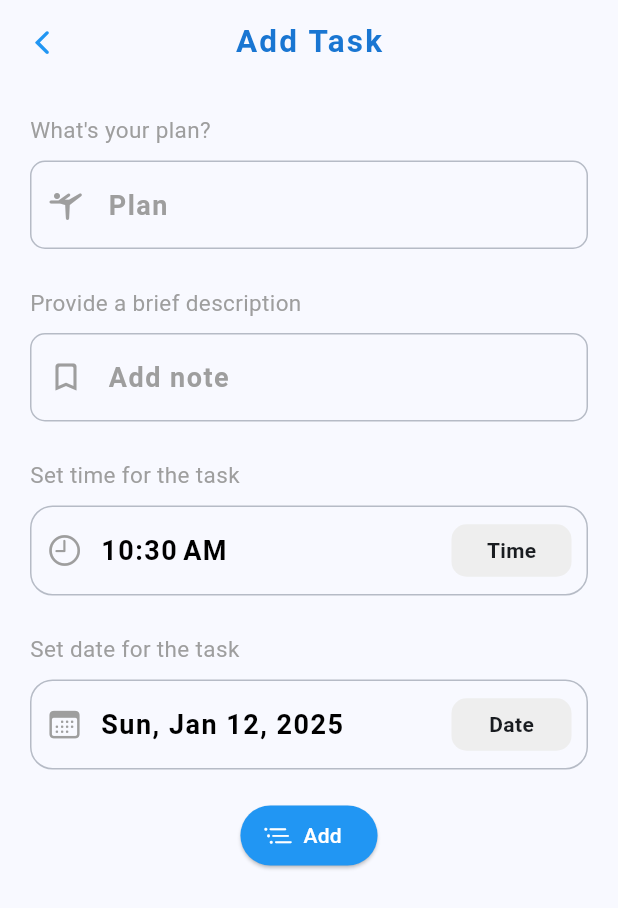
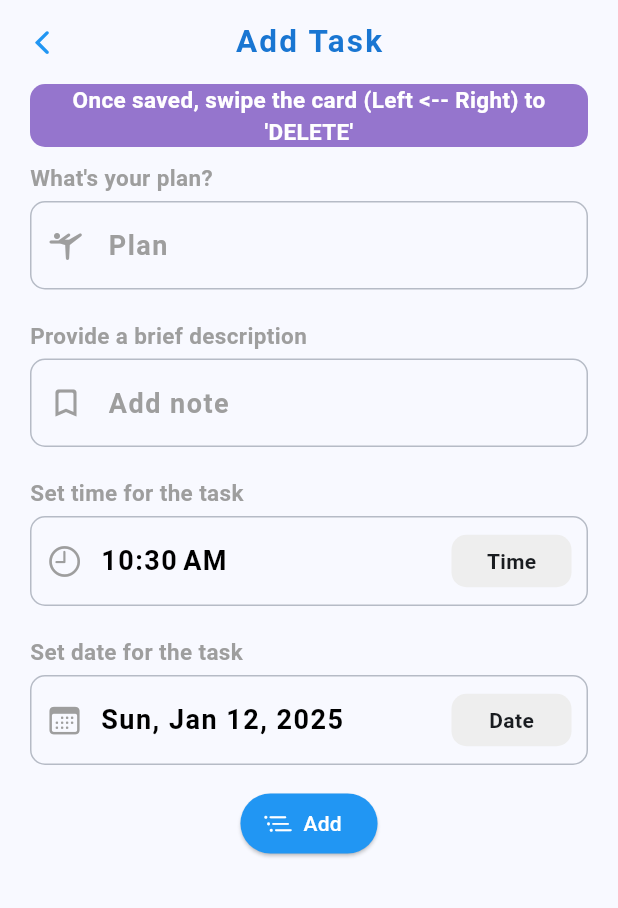
Before and after one commit to Aman-Sirmaur19/Attendance_Tracker_App, a Flutter app: the AddTaskScreen screen opened directly, after a tap on "Add", on a phone screen of 412 x 824 dp. Shown: the top 908 px of the screen. Run offline on Flutter 3.47's test engine with Material 3 defaults, Android fonts, the phone set to English and light mode, and no system bars; our stand-ins replace flutter_local_notifications, google_mobile_ads, hive, hive_flutter, image_picker, photo_view and 3 more; missing offline and left inert: in_app_update; accounts and stored records are empty; network calls fail.

Commit message:
Updated UI.

```diff
--- a/lib/screens/task/add_task_screen.dart
+++ b/lib/screens/task/add_task_screen.dart
@@ -19,27 +19,28 @@ class AddTaskScreen extends StatefulWidget {
 }
 
 class _AddTaskScreenState extends State<AddTaskScreen> {
-  final TextEditingController titleController = TextEditingController();
-  final TextEditingController descriptionController = TextEditingController();
-  String? time;
-  DateTime? date;
+  final TextEditingController _titleController = TextEditingController();
+  final TextEditingController _descriptionController = TextEditingController();
+  String? _time;
+  DateTime? _date;
 
   @override
   void initState() {
     super.initState();
     if (widget.task != null) {
-      titleController.text = widget.task!.title;
-      descriptionController.text = widget.task!.subTitle;
+      _titleController.text = widget.task!.title;
+      _descriptionController.text = widget.task!.subTitle;
     }
-    time = widget.task?.createdAtTime ?? DateFormat.jm().format(DateTime.now());
-    date = widget.task?.createdAtDate ?? DateTime.now();
+    _time =
+        widget.task?.createdAtTime ?? DateFormat.jm().format(DateTime.now());
+    _date = widget.task?.createdAtDate ?? DateTime.now();
   }
 
   @override
   void dispose() {
     super.dispose();
-    titleController.dispose();
-    descriptionController.dispose();
+    _titleController.dispose();
+    _descriptionController.dispose();
   }
 
   // if any task already exist return true, else false
@@ -54,27 +55,27 @@ class _AddTaskScreenState extends State<AddTaskScreen> {
   // Main function for creating or updating task
   dynamic _isTaskAlreadyExistUpdateElseCreate() {
     // update current task
-    if (titleController.text.trim().isNotEmpty &&
-        descriptionController.text.trim().isNotEmpty &&
+    if (_titleController.text.trim().isNotEmpty &&
+        _descriptionController.text.trim().isNotEmpty &&
         widget.task != null) {
       try {
-        widget.task?.title = titleController.text.trim();
-        widget.task?.subTitle = descriptionController.text.trim();
-        widget.task?.createdAtTime = time!;
-        widget.task?.createdAtDate = date!;
+        widget.task?.title = _titleController.text.trim();
+        widget.task?.subTitle = _descriptionController.text.trim();
+        widget.task?.createdAtTime = _time!;
+        widget.task?.createdAtDate = _date!;
         widget.task?.save();
         Dialogs.showSnackBar(context, 'Task updated successfully!');
         Navigator.pop(context);
       } catch (error) {
         log(error.toString());
       }
-    } else if (titleController.text.trim().isNotEmpty &&
-        descriptionController.text.trim().isNotEmpty) {
+    } else if (_titleController.text.trim().isNotEmpty &&
+        _descriptionController.text.trim().isNotEmpty) {
       var task = Task.create(
-        title: titleController.text.trim(),
-        subTitle: descriptionController.text.trim(),
-        createdAtTime: time,
-        createdAtDate: date,
+        title: _titleController.text.trim(),
+        subTitle: _descriptionController.text.trim(),
+        createdAtTime: _time,
+        createdAtDate: _date,
       );
       // We are adding this new task to Hive DB using inherited widget
       BaseWidget.of(context).dataStore.addTask(task: task);
@@ -103,51 +104,54 @@ class _AddTaskScreenState extends State<AddTaskScreen> {
           title: Text(_isTaskAlreadyExist() ? 'Update Task' : 'Add Task'),
         ),
         bottomNavigationBar: const CustomBannerAd(),
-        body: Padding(
-          padding: const EdgeInsets.only(top: 20, left: 20, right: 20),
-          child: ListView(
+        body: ListView(
+          padding: const EdgeInsets.symmetric(horizontal: 20),
           children: [
-              const Text(
-                'What\'s your plan?',
-                style: TextStyle(fontSize: 15, color: Colors.grey),
+            Container(
+              decoration: BoxDecoration(
+                color: Colors.deepPurple.shade300,
+                borderRadius: BorderRadius.circular(10),
+              ),
+              child: const Text(
+                "Once saved, swipe the card (Left <-- Right) to 'DELETE'",
+                textAlign: TextAlign.center,
+                style: TextStyle(
+                  fontSize: 15,
+                  color: Colors.white,
+                  fontWeight: FontWeight.bold,
+                ),
+              ),
             ),
             const SizedBox(height: 10),
+            _customText('What\'s your plan?'),
+            const SizedBox(height: 5),
             CustomTextFormField(
-                controller: titleController,
+              controller: _titleController,
               hintText: 'Plan',
               onFieldSubmitted: (value) {
-                  titleController.text = value;
+                _titleController.text = value;
               },
             ),
-              const SizedBox(height: 25),
-              const Text(
-                'Provide a brief description',
-                style: TextStyle(fontSize: 15, color: Colors.grey),
-              ),
-              const SizedBox(height: 10),
+            const SizedBox(height: 20),
+            _customText('Provide a brief description'),
+            const SizedBox(height: 5),
             CustomTextFormField(
-                controller: descriptionController,
+              controller: _descriptionController,
               hintText: 'Add note',
               isForDescription: true,
               onFieldSubmitted: (value) {
-                  descriptionController.text = value;
+                _descriptionController.text = value;
               },
             ),
-              const SizedBox(height: 25),
-              const Text(
-                'Set time for the task',
-                style: TextStyle(fontSize: 15, color: Colors.grey),
-              ),
-              const SizedBox(height: 10),
-              customDateTimePickerContainer('Time', CupertinoIcons.time),
-              const SizedBox(height: 25),
-              const Text(
-                'Set date for the task',
-                style: TextStyle(fontSize: 15, color: Colors.grey),
-              ),
-              const SizedBox(height: 10),
-              customDateTimePickerContainer('Date', CupertinoIcons.calendar),
             const SizedBox(height: 20),
+            _customText('Set time for the task'),
+            const SizedBox(height: 5),
+            _customDateTimePickerContainer('Time', CupertinoIcons.time),
+            const SizedBox(height: 20),
+            _customText('Set date for the task'),
+            const SizedBox(height: 5),
+            _customDateTimePickerContainer('Date', CupertinoIcons.calendar),
+            const SizedBox(height: 15),
             Row(
               mainAxisAlignment: MainAxisAlignment.spaceAround,
               children: [
@@ -160,8 +164,7 @@ class _AddTaskScreenState extends State<AddTaskScreen> {
                         Navigator.pop(context);
                       },
                       style: const ButtonStyle(
-                            backgroundColor:
-                                MaterialStatePropertyAll(Colors.red),
+                          backgroundColor: MaterialStatePropertyAll(Colors.red),
                           foregroundColor:
                               MaterialStatePropertyAll(Colors.white)),
                       icon: const Icon(CupertinoIcons.delete),
@@ -181,11 +184,21 @@ class _AddTaskScreenState extends State<AddTaskScreen> {
           ],
         ),
       ),
+    );
+  }
+
+  Widget _customText(String text) {
+    return Text(
+      text,
+      style: const TextStyle(
+        fontSize: 15,
+        color: Colors.grey,
+        fontWeight: FontWeight.w600,
       ),
     );
   }
 
-  Widget customDateTimePickerContainer(String dateTime, IconData icon) {
+  Widget _customDateTimePickerContainer(String dateTime, IconData icon) {
     return InkWell(
       onTap: () async {
         if (dateTime == 'Time') {
@@ -194,7 +207,7 @@ class _AddTaskScreenState extends State<AddTaskScreen> {
             initialTime: TimeOfDay.now(),
           );
           setState(() {
-            if (localTime != null) time = localTime.format(context);
+            if (localTime != null) _time = localTime.format(context);
           });
         } else {
           final localDate = await showDatePicker(
@@ -203,11 +216,11 @@ class _AddTaskScreenState extends State<AddTaskScreen> {
               firstDate: DateTime.now(),
               lastDate: DateTime(3000));
           setState(() {
-            if (localDate != null) date = localDate;
+            if (localDate != null) _date = localDate;
           });
         }
       },
-      borderRadius: BorderRadius.circular(15),
+      borderRadius: BorderRadius.circular(10),
       child: Container(
         width: double.infinity,
         height: 60,
@@ -215,7 +228,7 @@ class _AddTaskScreenState extends State<AddTaskScreen> {
           color: Theme.of(context).scaffoldBackgroundColor,
           border: Border.all(
               color: Theme.of(context).colorScheme.secondary.withOpacity(.4)),
-          borderRadius: BorderRadius.circular(15),
+          borderRadius: BorderRadius.circular(10),
         ),
         child: Row(
           mainAxisAlignment: MainAxisAlignment.spaceBetween,
@@ -228,8 +241,8 @@ class _AddTaskScreenState extends State<AddTaskScreen> {
                   const SizedBox(width: 12),
                   Text(
                       dateTime == 'Time'
-                          ? time!
-                          : DateFormat.yMMMEd().format(date!),
+                          ? _time!
+                          : DateFormat.yMMMEd().format(_date!),
                       style: const TextStyle(
                           fontWeight: FontWeight.bold,
                           fontSize: 18,
--- a/pubspec.yaml
+++ b/pubspec.yaml
@@ -16,7 +16,7 @@ publish_to: 'none' # Remove this line if you wish to publish to pub.dev
 # https://developer.apple.com/library/archive/documentation/General/Reference/InfoPlistKeyReference/Articles/CoreFoundationKeys.html
 # In Windows, build-name is used as the major, minor, and patch parts
 # of the product and file versions while build-number is used as the build suffix.
-version: 1.0.0+7
+version: 1.0.0+8
 
 environment:
   sdk: '>=3.2.5 <4.0.0'
@@ -41,7 +41,6 @@ dependencies:
   hive: ^2.2.3
   hive_flutter: ^1.1.0
   uuid: ^4.4.2
-  lottie: ^3.1.2
   url_launcher: ^6.3.0
   image_picker: ^1.0.8
   photo_view: ^0.15.0
@@ -99,7 +98,6 @@ flutter:
   # To add assets to your application, add an assets section, like this:
   assets:
     - assets/images/
-    - assets/lottie/
   #   - images/a_dot_ham.jpeg
 
   # An image asset can refer to one or more resolution-specific "variants", see
```
Also changed, not shown: lib/screens/attendance/add_attendance_screen.dart (+43 -45 lines), lib/screens/attendance/attendance_screen.dart (+41 -27 lines), lib/screens/routine/routine_screen.dart (+30 -22 lines), lib/screens/task/my_tasks_screen.dart (+19 -4 lines), lib/widgets/main_drawer.dart (+0 -31 lines), assets/images/calendar.png (added), assets/images/text-books.png (added), assets/images/to-do-list.png (added), pubspec.lock. Lines whose indentation alone changed are shown as unchanged.
